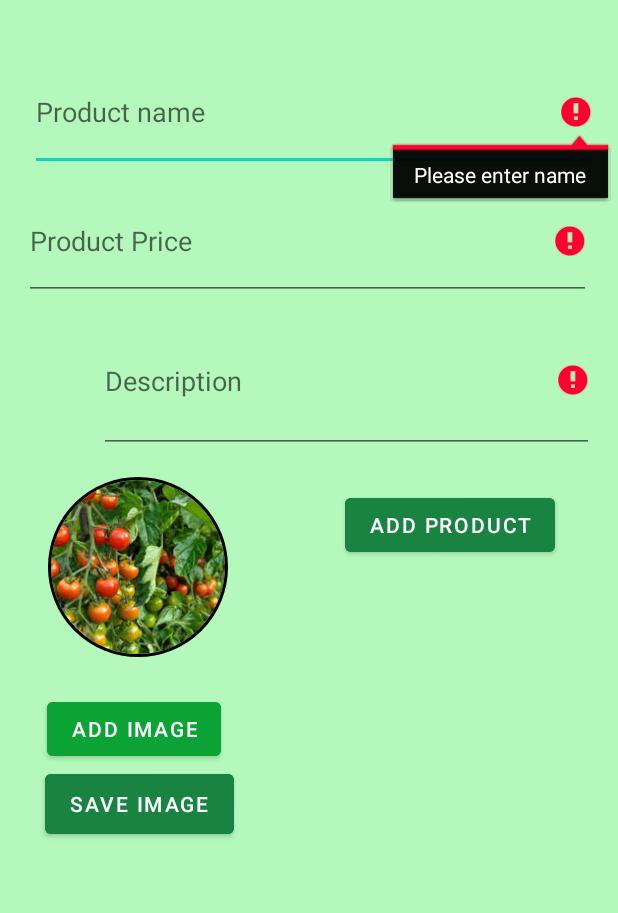
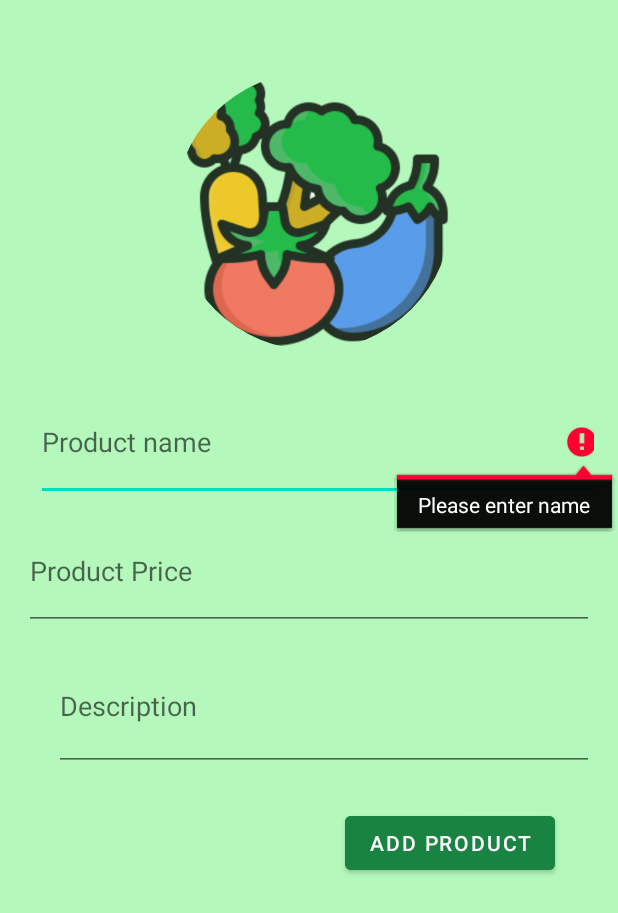
Before and after one commit to it21440472/Agri_App, an Android app: the InsertionActivity screen opened directly, with no data from a screen before it, after a tap on "ADD PRODUCT", on a phone screen of 412 x 824 dp. Shown: the top 913 px of the screen. Run offline under Robolectric (Android 15) with nearby library versions, the phone set to English and light mode, and no system bars; our stand-ins replace CircleImageView, Firebase (no records; nobody signed in at launch, a user with empty details on screens opened directly).

Commit message:
complete product crud

```diff
--- a/app/src/main/java/com/example/productmanagementkotlin/activities/FetchingActivity.kt
+++ b/app/src/main/java/com/example/productmanagementkotlin/activities/FetchingActivity.kt
@@ -64,8 +64,8 @@ class FetchingActivity : AppCompatActivity() {
                             //put extras
                             intent.putExtra("empId", pList[position].pId)
                             intent.putExtra("empName", pList[position].pName)
-                            intent.putExtra("empAge", pList[position].pAge)
-                            intent.putExtra("empSalary", pList[position].pSalary)
+                            intent.putExtra("empAge", pList[position].pPrice)
+                            intent.putExtra("empSalary", pList[position].pDescription)
                             startActivity(intent)
                         }
 
--- a/app/src/main/java/com/example/productmanagementkotlin/activities/InsertionActivity.kt
+++ b/app/src/main/java/com/example/productmanagementkotlin/activities/InsertionActivity.kt
@@ -25,9 +25,9 @@ class InsertionActivity : AppCompatActivity() {
         super.onCreate(savedInstanceState)
         setContentView(R.layout.activity_insertion)
 
-        productName = findViewById(R.id.etEmpName)
-        productPrice = findViewById(R.id.etEmpAge)
-        productDescription = findViewById(R.id.etEmpSalary)
+        productName = findViewById(R.id.etProductName)
+        productPrice = findViewById(R.id.etProductPrice)
+        productDescription = findViewById(R.id.etProductDescription)
         btnSaveData = findViewById(R.id.btnSave)
 
         dbRef = FirebaseDatabase.getInstance().getReference("Products")
@@ -39,39 +39,38 @@ class InsertionActivity : AppCompatActivity() {
     }
 
     private fun saveProductData() {
-
         //getting values
-        val empName = productName.text.toString()
-        val empAge = productPrice.text.toString()
-        val empSalary = productDescription.text.toString()
+        val empName = productName.text.toString().trim()
+        val empAge = productPrice.text.toString().trim()
+        val empSalary = productDescription.text.toString().trim()
 
         if (empName.isEmpty()) {
             productName.error = "Please enter name"
+            return
         }
         if (empAge.isEmpty()) {
-            productPrice.error = "Please enter age"
+            productPrice.error = "Please enter Price"
+            return
         }
         if (empSalary.isEmpty()) {
-            productDescription.error = "Please enter salary"
+            productDescription.error = "Please enter Description"
+            return
         }
 
         val empId = dbRef.push().key!!
 
-        val employee = ProductModel(empId, empName, empAge, empSalary)
+        val product = ProductModel(empId, empName, empAge, empSalary)
 
-        dbRef.child(empId).setValue(employee)
+        dbRef.child(empId).setValue(product)
             .addOnCompleteListener {
                 Toast.makeText(this, "Data inserted successfully", Toast.LENGTH_LONG).show()
 
                 productName.text.clear()
                 productPrice.text.clear()
                 productDescription.text.clear()
-
-
             }.addOnFailureListener { err ->
                 Toast.makeText(this, "Error ${err.message}", Toast.LENGTH_LONG).show()
             }
-
     }
 
 }
--- a/app/src/main/java/com/example/productmanagementkotlin/models/ProductModel.kt
+++ b/app/src/main/java/com/example/productmanagementkotlin/models/ProductModel.kt
@@ -3,7 +3,7 @@ package com.example.productmanagementkotlin.models
 data class ProductModel(
     var pId: String? = null,
     var pName: String? = null,
-    var pAge: String? = null,
-    var pSalary: String? = null,
+    var pPrice: String? = null,
+    var pDescription: String? = null,
     var image: String? = ""
 )
--- a/app/src/main/res/layout/activity_fetching.xml
+++ b/app/src/main/res/layout/activity_fetching.xml
@@ -27,7 +27,7 @@
         android:id="@+id/tvLoadingData"
         android:layout_width="wrap_content"
         android:layout_height="wrap_content"
-        android:text="Loading Data....."
+        android:text="Loading..."
         android:textSize="28sp"
         android:textColor="@color/black"
         android:textStyle="bold"
--- a/app/src/main/res/layout/activity_insertion.xml
+++ b/app/src/main/res/layout/activity_insertion.xml
@@ -9,11 +9,11 @@
     android:background="#B4F8BC">
 
     <EditText
-        android:id="@+id/etEmpName"
+        android:id="@+id/etProductName"
         android:layout_width="378dp"
         android:layout_height="78dp"
-        android:layout_marginStart="4dp"
-        android:layout_marginTop="20dp"
+        android:layout_marginStart="8dp"
+        android:layout_marginTop="240dp"
         android:ems="10"
         android:hint="Product name"
         android:inputType="textPersonName"
@@ -21,26 +21,26 @@
         app:layout_constraintTop_toTopOf="parent" />
 
     <EditText
-        android:id="@+id/etEmpAge"
-        android:layout_width="378dp"
+        android:id="@+id/etProductPrice"
+        android:layout_width="380dp"
         android:layout_height="78dp"
         android:layout_marginTop="8dp"
         android:ems="10"
         android:hint="Product Price"
         android:inputType="textPersonName"
         app:layout_constraintStart_toStartOf="parent"
-        app:layout_constraintTop_toBottomOf="@+id/etEmpName" />
+        app:layout_constraintTop_toBottomOf="@+id/etProductName" />
 
     <EditText
-        android:id="@+id/etEmpSalary"
-        android:layout_width="330dp"
-        android:layout_height="96dp"
-        android:layout_marginTop="6dp"
+        android:id="@+id/etProductDescription"
+        android:layout_width="360dp"
+        android:layout_height="86dp"
+        android:layout_marginTop="8dp"
         android:ems="10"
         android:hint="Description"
         android:inputType="textPersonName"
         app:layout_constraintEnd_toEndOf="parent"
-        app:layout_constraintTop_toBottomOf="@+id/etEmpAge" />
+        app:layout_constraintTop_toBottomOf="@+id/etProductPrice" />
 
     <Button
         android:id="@+id/btnSave"
@@ -51,44 +51,20 @@
         app:layout_constraintEnd_toEndOf="parent"
         app:layout_constraintHorizontal_bias="0.891"
         app:layout_constraintStart_toStartOf="parent"
-        app:layout_constraintTop_toBottomOf="@+id/etEmpSalary"
+        app:layout_constraintTop_toBottomOf="@+id/etProductDescription"
         android:backgroundTint="#198441"
       />
 
-    <Button
-        android:id="@+id/btnSve"
-        android:layout_width="126dp"
-        android:layout_height="52dp"
-        android:layout_marginTop="208dp"
-        android:backgroundTint="#198441"
-        android:text="save image"
-        app:layout_constraintEnd_toEndOf="parent"
-        app:layout_constraintHorizontal_bias="0.056"
-        app:layout_constraintStart_toStartOf="parent"
-        app:layout_constraintTop_toBottomOf="@+id/etEmpSalary" />
-
-    <Button
-        android:id="@+id/btnChoose"
-        android:layout_width="wrap_content"
-        android:layout_height="wrap_content"
-        android:layout_marginTop="88dp"
-        android:text="Add image"
-        android:backgroundTint="#0BA336"
-        app:layout_constraintEnd_toEndOf="parent"
-        app:layout_constraintHorizontal_bias="0.058"
-        app:layout_constraintStart_toStartOf="parent"
-        app:layout_constraintTop_toBottomOf="@+id/btnSave" />
 
     <de.hdodenhof.circleimageview.CircleImageView
         android:id="@+id/circleImageView"
-        android:layout_width="120dp"
-        android:layout_height="120dp"
-        android:layout_marginStart="16dp"
-        android:layout_marginTop="16dp"
-        android:src="@drawable/thakkali2"
-        app:civ_border_color="@color/black"
-        app:civ_border_width="2dp"
+        android:layout_width="185dp"
+        android:layout_height="185dp"
+        android:alpha="0.8"
+        android:layout_marginStart="100dp"
+        android:layout_marginTop="32dp"
+        android:src="@drawable/vegetablefruit"
         app:layout_constraintStart_toStartOf="parent"
-        app:layout_constraintTop_toBottomOf="@+id/etEmpSalary" />
+        app:layout_constraintTop_toTopOf="parent" />
 
 </androidx.constraintlayout.widget.ConstraintLayout>
```
Also changed, not shown: app/src/main/java/com/example/productmanagementkotlin/activities/ProductDetailsActivity.kt (+7 -7 lines), app/src/main/java/com/example/productmanagementkotlin/adapter/pAdapter.kt (+6 -3 lines), app/src/main/res/layout/activity_main.xml (+17 -3 lines), app/src/main/res/layout/activity_product_details.xml (+24 -41 lines), app/src/main/res/layout/product_list_item.xml (+32 -3 lines), app/src/main/res/layout/update_dialog.xml (+6 -5 lines), app/src/main/res/drawable/vegetables.png (added).
